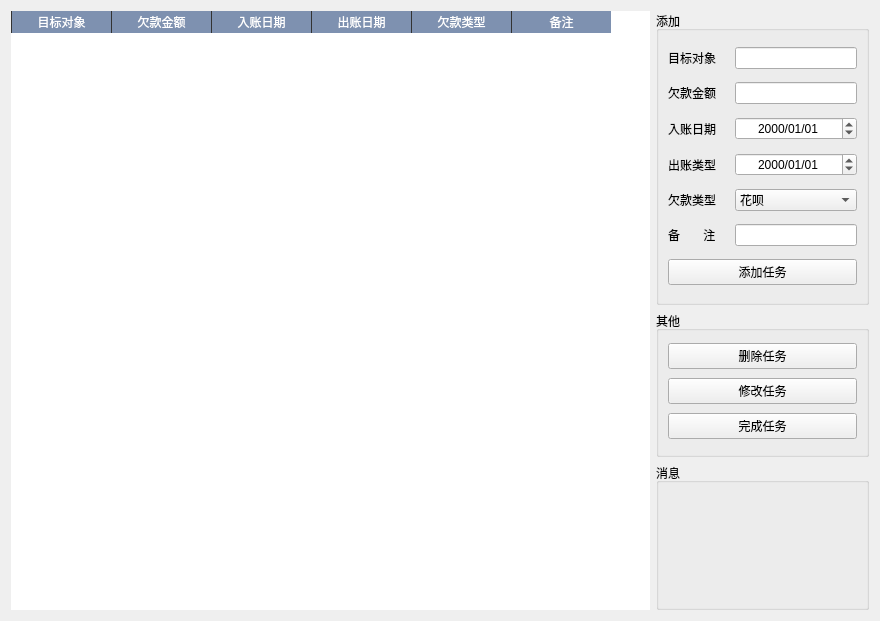
Old version of the form bill.ui in the repository Sisyphean-a/BillTrack.
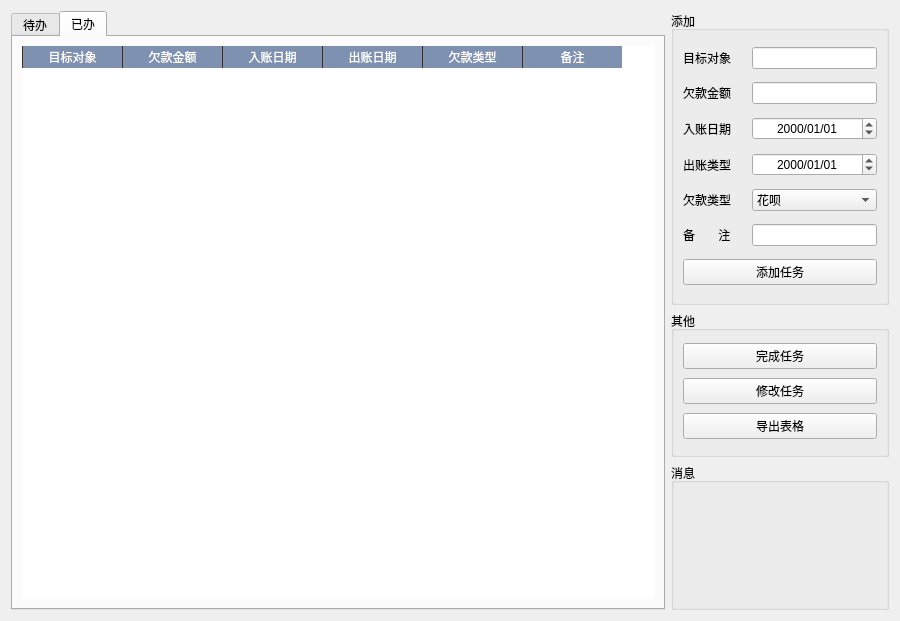
New version of the form. The open tabs and pages were chosen to show the change.

Commit message: 修改界面，创建一个分页，用来分成两个表

```diff
--- a/bill.ui
+++ b/bill.ui
@@ -6,7 +6,7 @@
    <rect>
     <x>0</x>
     <y>0</y>
-    <width>880</width>
+    <width>900</width>
     <height>621</height>
    </rect>
   </property>
@@ -21,6 +21,16 @@
   </property>
   <layout class="QHBoxLayout" name="horizontalLayout_8" stretch="3,1">
    <item>
+    <widget class="QTabWidget" name="tabWidget">
+     <property name="currentIndex">
+      <number>0</number>
+     </property>
+     <widget class="QWidget" name="tab">
+      <attribute name="title">
+       <string>待办</string>
+      </attribute>
+      <layout class="QHBoxLayout" name="horizontalLayout_3">
+       <item>
     <widget class="QTableWidget" name="Table">
      <property name="layoutDirection">
       <enum>Qt::LeftToRight</enum>
@@ -185,6 +195,182 @@
      </column>
     </widget>
    </item>
+      </layout>
+     </widget>
+     <widget class="QWidget" name="tab_2">
+      <attribute name="title">
+       <string>已办</string>
+      </attribute>
+      <layout class="QHBoxLayout" name="horizontalLayout_9">
+       <item>
+        <widget class="QTableWidget" name="Table_old">
+         <property name="layoutDirection">
+          <enum>Qt::LeftToRight</enum>
+         </property>
+         <property name="styleSheet">
+          <string notr="true">/*表格的一种美化方式*/
+QHeaderView{
+    /*font-size:18px;*/
+    background:transparent;
+}
+QTableCornerButton::section{
+	background:rgb(126, 145, 176);
+}
+
+QHeaderView::section{
+    color:#FFFFFF;
+    background:rgb(126, 145, 176);
+    border:none;
+	border-left: 1px solid #333333;
+    text-align:center;
+    padding-left:2px;
+	padding-right:2px;
+}
+
+QTableWidget{
+    background:#FFFFFF;
+    border:none;
+	outline:none;
+    /*font-size:18px;*/
+    color:#666666;
+}
+
+QTableWidget::item{
+	border-left:1px solid #EEF1F7;
+    border-bottom:1px solid #EEF1F7;
+}
+
+QTableWidget::item::selected{
+    color:rgb(0, 0, 0);
+    background:#449EFF;
+}
+/* QScrollBar Vertical Style */
+QScrollBar::vertical{
+background:transparent;
+width:12px;
+border:none;
+}
+
+QScrollBar::add-line:vertical{
+background:none;
+border:none;
+}
+
+QScrollBar::sub-line:vertical{
+background:none;
+border:none;
+}
+
+QScrollBar::add-page:vertical{
+background:transparent;
+border:none;
+}
+
+QScrollBar::sub-page:vertical{
+background:transparent;
+border:none;
+}
+
+QScrollBar::handle:vertical{
+background: rgba(111, 134, 147, 100);
+border-radius:4px;
+
+}
+
+QScrollBar::handle:vertical:hover{
+background: rgba(111, 134, 147, 180);
+}
+
+QScrollBar::handle:vertical:pressed{
+background: rgba(111, 134, 147, 255);
+}
+
+/* QScrollBar Horizontal Style */
+QScrollBar::horizontal{
+background:transparent;
+height:12px;
+border:none;
+}
+
+QScrollBar::add-line:horizontal{
+background:none;
+border:none;
+}
+
+QScrollBar::sub-line:horizontal{
+background:none;
+border:none;
+}
+
+QScrollBar::add-page:horizontal{
+background:transparent;
+border:none;
+}
+
+QScrollBar::sub-page:horizontal{
+background:transparent;
+border:none;
+}
+
+QScrollBar::handle:horizontal{
+background: rgba(111, 134, 147, 100);
+border-radius:4px;
+
+}
+
+QScrollBar::handle:horizontal:hover{
+background: rgba(111, 134, 147, 180);
+}
+QScrollBar::handle:horizontal:pressed{
+background: rgba(111, 134, 147, 255);
+}
+</string>
+         </property>
+         <property name="editTriggers">
+          <set>QAbstractItemView::NoEditTriggers</set>
+         </property>
+         <property name="selectionMode">
+          <enum>QAbstractItemView::SingleSelection</enum>
+         </property>
+         <property name="gridStyle">
+          <enum>Qt::SolidLine</enum>
+         </property>
+         <column>
+          <property name="text">
+           <string notr="true">目标对象</string>
+          </property>
+         </column>
+         <column>
+          <property name="text">
+           <string notr="true">欠款金额</string>
+          </property>
+         </column>
+         <column>
+          <property name="text">
+           <string notr="true">入账日期</string>
+          </property>
+         </column>
+         <column>
+          <property name="text">
+           <string notr="true">出账日期</string>
+          </property>
+         </column>
+         <column>
+          <property name="text">
+           <string notr="true">欠款类型</string>
+          </property>
+         </column>
+         <column>
+          <property name="text">
+           <string>备注</string>
+          </property>
+         </column>
+        </widget>
+       </item>
+      </layout>
+     </widget>
+    </widget>
+   </item>
    <item>
     <layout class="QVBoxLayout" name="Right_layout" stretch="2,1,1">
      <item>
@@ -358,20 +544,6 @@
         <string>其他</string>
        </property>
        <layout class="QVBoxLayout" name="verticalLayout_2">
-        <item>
-         <widget class="QPushButton" name="DeleteTodoButton">
-          <property name="text">
-           <string>删除任务</string>
-          </property>
-         </widget>
-        </item>
-        <item>
-         <widget class="QPushButton" name="UpdateTodoButton">
-          <property name="text">
-           <string>修改任务</string>
-          </property>
-         </widget>
-        </item>
         <item>
          <widget class="QPushButton" name="FinishTodoButton">
           <property name="text">
@@ -379,6 +551,20 @@
           </property>
          </widget>
         </item>
+        <item>
+         <widget class="QPushButton" name="UpdateTodoButton">
+          <property name="text">
+           <string>修改任务</string>
+          </property>
+         </widget>
+        </item>
+        <item>
+         <widget class="QPushButton" name="OutputTodoButton">
+          <property name="text">
+           <string>导出表格</string>
+          </property>
+         </widget>
+        </item>
        </layout>
       </widget>
      </item>
```
Lines whose indentation alone changed are shown as unchanged. The commit also changes 2 other files.
